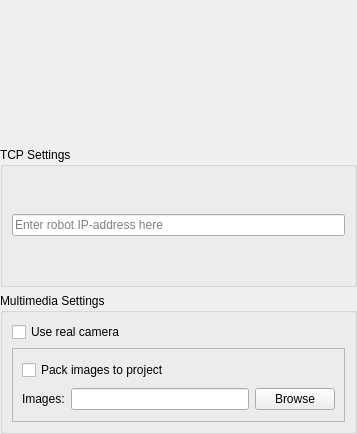
This is plugins/robots/interpreters/trikKitInterpreterCommon/src/trikAdditionalPreferences.ui in qreal/qreal as Qt 5 draws it before an edit. The edited form follows.
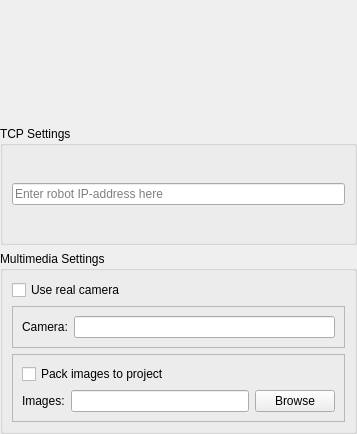
This is the edited form. Custom widgets are drawn as their Qt base class.

The edit to the form file:
```diff
--- a/plugins/robots/interpreters/trikKitInterpreterCommon/src/trikAdditionalPreferences.ui
+++ b/plugins/robots/interpreters/trikKitInterpreterCommon/src/trikAdditionalPreferences.ui
@@ -58,7 +58,7 @@
         </property>
        </widget>
       </item>
-      <item row="1" column="1">
+      <item row="2" column="1">
        <widget class="QFrame" name="simulatedCameraFrame">
         <property name="frameShape">
          <enum>QFrame::StyledPanel</enum>
@@ -94,6 +94,28 @@
         </layout>
        </widget>
       </item>
+      <item row="1" column="1">
+       <widget class="QFrame" name="realCameraFrame">
+        <property name="frameShape">
+         <enum>QFrame::StyledPanel</enum>
+        </property>
+        <property name="frameShadow">
+         <enum>QFrame::Raised</enum>
+        </property>
+        <layout class="QGridLayout" name="gridLayout_3">
+         <item row="0" column="0">
+          <widget class="QLabel" name="cameraNamelabel">
+           <property name="text">
+            <string>Camera:</string>
+           </property>
+          </widget>
+         </item>
+         <item row="0" column="1">
+          <widget class="QLineEdit" name="cameraNameLineEdit"/>
+         </item>
+        </layout>
+       </widget>
+      </item>
      </layout>
     </widget>
    </item>
```
